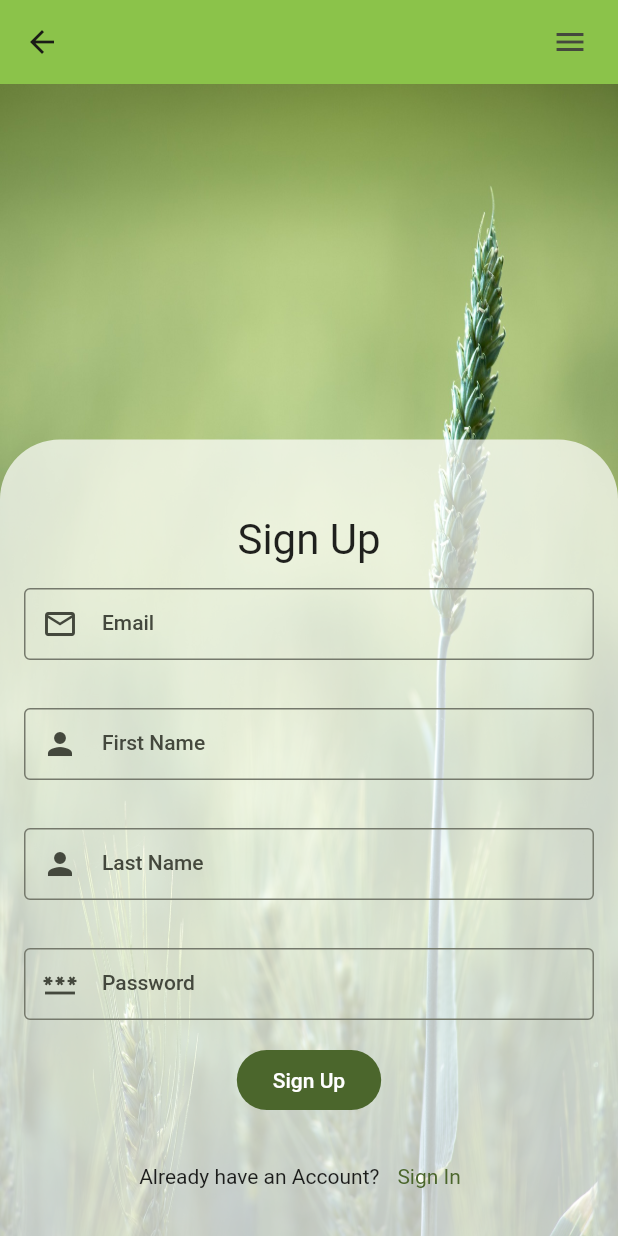
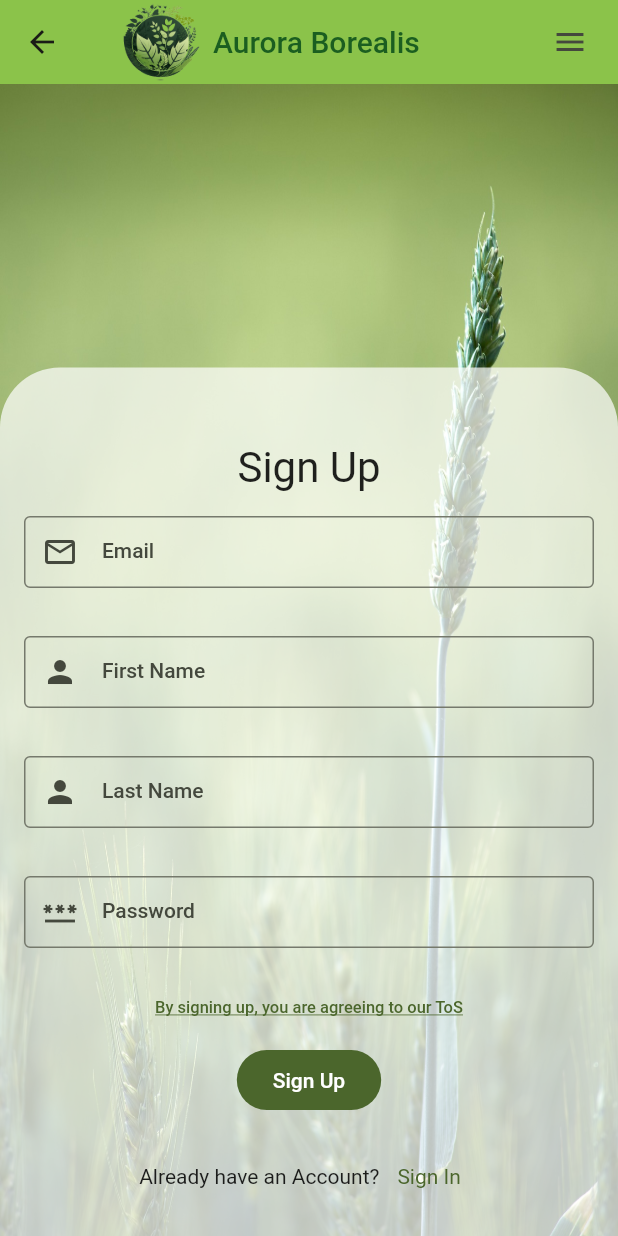
Before and after one commit to AdrianSzacsko/aurora_borealis, a Flutter app: the screen it shows after launch, after a tap on "Sign Up", on a phone screen of 412 x 824 dp. Run offline on Flutter 3.47's test engine with Material 2 defaults, Android fonts, the phone set to English and light mode, and no system bars; drawn by our look-alikes of overlay_support; our stand-ins replace dio, firebase_core, firebase_messaging, fl_chart, flutter_map, geolocator and 5 more; missing offline and left inert: flutter_map_location_marker, jwt_decode, mime_type; accounts and stored records are empty; network calls fail.

Commit message:
fix bugs

```diff
--- /dev/null
+++ b/assets/text/terms_of_use.txt
@@ -0,0 +1,30 @@
+Welcome to Aurora Borealis! These Terms of Use govern your access and use of the Aurora Borealis mobile application (“App”). By using the App, you agree to comply with and be bound by these Terms of Use. If you do not agree to these Terms of Use, please do not use the App.
+
+1. Personal Information Collection
+The App collects personal information such as your name, email address, and password. We collect this information to provide you with access to the App and its features. By using the App, you consent to our collection, use, and storage of your personal information as described in our Privacy Policy.
+
+2. Push Notifications
+The App implements push notifications to keep you updated on new features and updates. By using the App, you agree to receive push notifications from us. You can disable push notifications in your device settings.
+
+3. No Ads
+The App does not contain any ads.
+
+4. Local Storage Data, Session Data, Geolocation, and Photo Gallery
+The App uses local storage data, session data, geolocation, and photo gallery to provide you with its features. By using the App, you agree to our collection and use of this data.
+
+5. Disclaimer of Warranties
+The App is provided “as is” without warranty of any kind, either express or implied, including but not limited to, the implied warranties of merchantability, fitness for a particular purpose, or non-infringement. Aurora Borealis does not warrant that the App will be uninterrupted or error-free.
+
+6. Limitation of Liability
+Aurora Borealis shall not be liable for any direct, indirect, incidental, special, or consequential damages arising out of or in any way connected with the use of the App or its features, whether based on contract, tort, strict liability, or otherwise, even if Aurora Borealis has been advised of the possibility of such damages.
+
+7. Governing Law
+These Terms of Use shall be governed by and construed in accordance with the laws of Slovakia, without giving effect to its conflicts of law provisions.
+
+8. Changes to Terms of Use
+Aurora Borealis reserves the right to change these Terms of Use at any time without notice. By continuing to use the App, you agree to be bound by the updated Terms of Use.
+
+9. Contact Us
+If you have any questions or comments about these Terms of Use, please contact us at [insert contact information].
+
+By using Aurora Borealis, you agree to these Terms of Use. Thank you for using Aurora Borealis!
--- a/lib/Components/post_item.dart
+++ b/lib/Components/post_item.dart
@@ -33,7 +33,7 @@ class _PostItemState extends State<PostItem> {
   Widget build(BuildContext context) {
     return CustomContainer(
         child: Padding(
-      padding: const EdgeInsets.all(10),
+      padding: const EdgeInsets.all(9),
       child: Column(
         crossAxisAlignment: CrossAxisAlignment.start,
         children: [
--- a/lib/Screens/feed_screen.dart
+++ b/lib/Screens/feed_screen.dart
@@ -80,7 +80,7 @@ class FeedScreenState extends State<FeedScreen> {
     super.initState();
     _getCurrentLocation();
     //currentPosition is always set
-    _pageController = PageController(viewportFraction: 0.9);
+    _pageController = PageController(viewportFraction: 0.925);
   }
 
   void addMarker(latLng.LatLng point) {
--- a/lib/Screens/menu_screen.dart
+++ b/lib/Screens/menu_screen.dart
@@ -81,6 +81,7 @@ class MenuScreenState extends State<MenuScreen> {
                   menuTileSignInUp(
                       context,
                       'Sign In',
+                      Icons.login,
                       () => {
                             Navigator.push(
                                 context,
@@ -90,6 +91,7 @@ class MenuScreenState extends State<MenuScreen> {
                   menuTileSignInUp(
                       context,
                       "Sign Up",
+                      Icons.person_add,
                       () => Navigator.push(
                           context,
                           MaterialPageRoute(
@@ -97,6 +99,7 @@ class MenuScreenState extends State<MenuScreen> {
                   menuTile(
                       context,
                       "Weather",
+                      Icons.cloud,
                       () => Navigator.push(
                           context,
                           MaterialPageRoute(
@@ -105,6 +108,7 @@ class MenuScreenState extends State<MenuScreen> {
                   menuTile(
                       context,
                       "Feed",
+                      Icons.feed,
                       () => Navigator.push(
                           context,
                           MaterialPageRoute(
@@ -114,24 +118,28 @@ class MenuScreenState extends State<MenuScreen> {
                   menuTile(
                       context,
                       "Profile",
+                      Icons.account_circle,
                       () => {
                             Navigator.push(
                                 context,
                                 MaterialPageRoute(
-                                    builder: (context) => ProfileScreen(showProfileId: cache.getInt("user_id"),),
+                                    builder: (context) => ProfileScreen(
+                                          showProfileId:
+                                              cache.getInt("user_id"),
+                                        ),
                                     settings: RouteSettings(
                                         arguments: cache.getInt("user_id"))))
                           }),
                   menuTile(
                       context,
                       "Settings",
+                      Icons.settings,
                       () => Navigator.push(
                           context,
                           MaterialPageRoute(
                               builder: (context) => const SettingsScreen(),
                               settings: RouteSettings(
-                              arguments: cache.getInt("user_id"))
-                          ))),
+                                  arguments: cache.getInt("user_id"))))),
                 ],
               ),
             ),
@@ -139,14 +147,32 @@ class MenuScreenState extends State<MenuScreen> {
     );
   }
 
-  Widget menuTile(BuildContext context, String text, Function newScreen) {
+  Widget menuTile(
+      BuildContext context, String text, IconData icon, Function newScreen) {
     return CustomContainer(
-      child: Text(
+      child: Row(
+        mainAxisAlignment: MainAxisAlignment.center,
+        children: [
+          Expanded(
+            child: Container(
+              alignment: Alignment.centerRight,
+              child: Icon(
+                icon,
+                color: primaryColor.shade900,
+              ),
+            ),
+          ),
+          const SizedBox(
+            width: 10,
+          ),
+          Expanded(child: Container(alignment: Alignment.centerLeft, child: Text(
             text,
             style: Theme.of(context).textTheme.bodyLarge!.copyWith(
               fontWeight: FontWeight.w600,
               color: Theme.of(context).colorScheme.primary,
             ),
+          ),))
+        ],
       ),
       onTap: () {
         newScreen();
@@ -157,8 +183,28 @@ class MenuScreenState extends State<MenuScreen> {
   }
 
   Widget menuTileSignInUp(
-      BuildContext context, String text, Function newScreen) {
+      BuildContext context, String text, IconData icon, Function newScreen) {
     return CustomContainer(
+      child: Row(
+        mainAxisAlignment: MainAxisAlignment.center,
+        children: [
+          Expanded(
+            child: Container(
+              alignment: Alignment.centerRight,
+              child: Icon(
+                icon,
+                color: isLoggedIn == false
+                    ? Theme.of(context).colorScheme.primary
+                    : Colors.grey,
+              ),
+            ),
+          ),
+          const SizedBox(
+            width: 10,
+          ),
+          Expanded(
+              child: Container(
+            alignment: Alignment.centerLeft,
             child: Text(
               text,
               style: Theme.of(context).textTheme.bodyLarge!.copyWith(
@@ -167,6 +213,9 @@ class MenuScreenState extends State<MenuScreen> {
                         ? Theme.of(context).colorScheme.primary
                         : Colors.grey,
                   ),
+            ),
+          ))
+        ],
       ),
       onTap: () {
         isLoggedIn == false
--- a/lib/Screens/profile_screen.dart
+++ b/lib/Screens/profile_screen.dart
@@ -330,8 +330,8 @@ class ProfileScreenState extends State<ProfileScreen> {
                                         itemCount: profile.farms.length,
                                         itemBuilder: (context, index) {
                                           return FarmListTile(
-                                            onPressed: (Farms farm) {
-                                              FarmNetwork().deleteFarm(farm.id);
+                                            onPressed: (Farms farm) async {
+                                              await FarmNetwork().deleteFarm(farm.id);
                                               setState(() {});
                                             },
                                             farm: profile.farms[index],
--- a/lib/Screens/register_screen.dart
+++ b/lib/Screens/register_screen.dart
@@ -1,3 +1,4 @@
+import 'package:aurora_borealis/Components/ToS.dart';
 import 'package:aurora_borealis/Network_Responses/auth.dart';
 import 'package:flutter/material.dart';
 import '../Components/custom_form_field.dart';
@@ -118,6 +119,16 @@ class RegisterScreenState extends State<RegisterScreen> {
                                   },
                                   prefixIcon: Icons.password_outlined,
                                   isPassword: true),
+                              TextButton(
+                                onPressed: () async {showToS(context);},
+                                child: const Text(
+                                  "By signing up, you are agreeing to our ToS",
+                                  style: TextStyle(
+                                    fontSize: 11,
+                                    decoration: TextDecoration.underline,
+                                  ),
+                                ),
+                              ),
                               FilledButton(
                                 onPressed: () async {
                                   if (_formKey.currentState!.validate()) {
--- a/lib/Screens/settings_screen.dart
+++ b/lib/Screens/settings_screen.dart
@@ -117,7 +117,6 @@ class SettingsScreenState extends State<SettingsScreen> {
                                 mainAxisAlignment: MainAxisAlignment.center,
                                 children: const [
                                   Icon(Icons.no_accounts_outlined),
-                                  SizedBox(width: 5,),
                                   Text("Delete Account")
                                 ],
                               )
@@ -146,7 +145,6 @@ class SettingsScreenState extends State<SettingsScreen> {
                                 mainAxisAlignment: MainAxisAlignment.center,
                                 children: const [
                                   Icon(Icons.logout_outlined),
-                                  SizedBox(width: 5,),
                                   Text("Log Out")
                                 ],
                               )
--- a/lib/main.dart
+++ b/lib/main.dart
@@ -3,6 +3,7 @@ import 'package:aurora_borealis/Screens/menu_screen.dart';
 import 'package:firebase_core/firebase_core.dart';
 import 'package:firebase_messaging/firebase_messaging.dart';
 import 'package:flutter/material.dart';
+import 'package:flutter/services.dart';
 import 'package:google_fonts/google_fonts.dart';
 import 'package:overlay_support/overlay_support.dart';
 import 'package:shared_preferences/shared_preferences.dart';
@@ -48,7 +49,10 @@ class _MyAppState extends State<MyApp> {
   Widget build(BuildContext context) {
     final pushNotificationService = PushNotificationService(_firebaseMessaging);
     pushNotificationService.initialise();
-
+    SystemChrome.setPreferredOrientations([
+      DeviceOrientation.portraitUp,
+      DeviceOrientation.portraitDown,
+    ]);
     return OverlaySupport.global(child: MaterialApp(
       debugShowCheckedModeBanner: false,
       theme: ThemeData(
--- a/pubspec.yaml
+++ b/pubspec.yaml
@@ -59,6 +59,8 @@ dev_dependencies:
     sdk: flutter
   build_runner: ^2.3.3
 
+  flutter_launcher_icons: "^0.13.0"
+
   # The "flutter_lints" package below contains a set of recommended lints to
   # encourage good coding practices. The lint set provided by the package is
   # activated in the `analysis_options.yaml` file located at the root of your
@@ -80,6 +82,7 @@ flutter:
   # To add assets to your application, add an assets section, like this:
   assets:
     - assets/images/
+    - assets/text/
   #   - images/a_dot_burr.jpeg
   #   - images/a_dot_ham.jpeg
 
```
Also changed, not shown: flutter_launcher_icons.yaml (added, +20 -0 lines), lib/Components/ToS.dart (added, +32 -0 lines), lib/Components/app_bar.dart (+12 -57 lines), lib/Components/custom_chart.dart (+17 -17 lines), lib/Components/custom_map.dart (+11 -10 lines), lib/key.dart (+7 -2 lines), assets/images/logo.png (added), pubspec.lock. Lines whose indentation alone changed are shown as unchanged.
